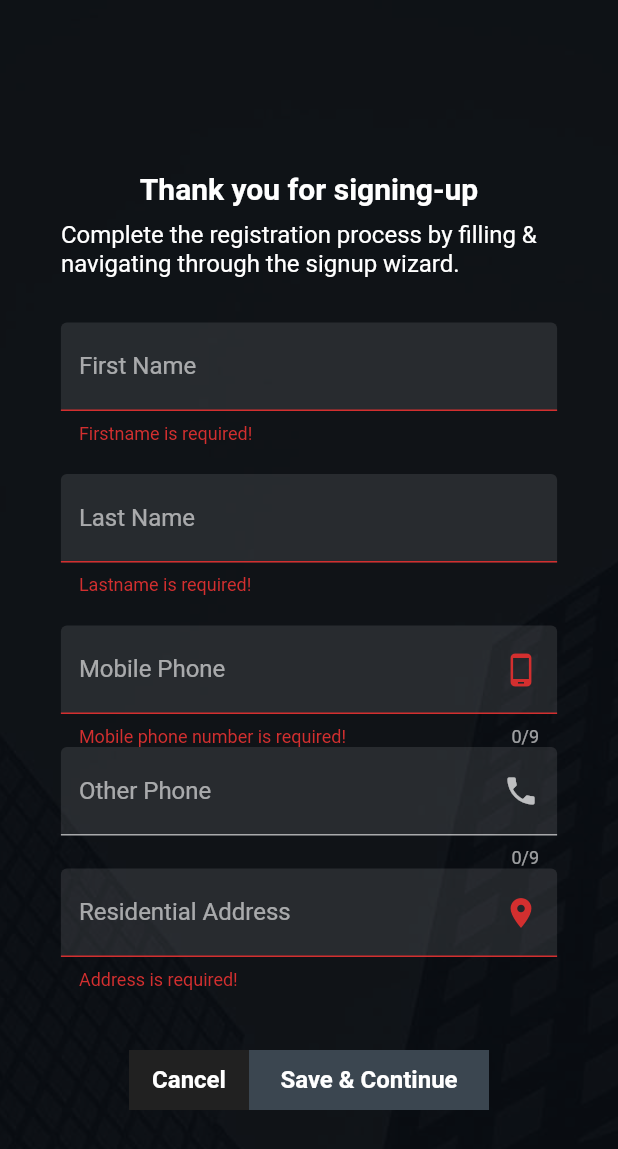
After one commit to chrisoftech/fashion-connect-pro, a Flutter app: the ProfileFormPage screen opened directly, after a tap on "Save & Continue", on a phone screen of 412 x 824 dp. The commit adds this screen. Shown: the top 1149 px of the screen. Run offline on Flutter 3.47's test engine with Material 2 defaults, Android fonts, the phone set to English and light mode, and no system bars; our stand-ins replace bloc, equatable, firebase_auth, flutter_bloc, shared_preferences; accounts and stored records are empty; statements that could not run were skipped.

Commit message:
Passed authMode to auth_bloc state to load profile-form-page on signup, Created & exported profile_form_page & profile_form widget in modules.dart & widgets.dart respectively

```diff
--- a/lib/blocs/auth_bloc.dart
+++ b/lib/blocs/auth_bloc.dart
@@ -5,7 +5,9 @@ import 'package:meta/meta.dart';
 import 'package:bloc/bloc.dart';
 
 // AUTH STATES
-abstract class AuthState extends Equatable {}
+abstract class AuthState extends Equatable {
+  AuthState([List props = const []]) : super(props);
+}
 
 class AuthUninitialized extends AuthState {
   @override
@@ -13,8 +15,12 @@ class AuthUninitialized extends AuthState {
 }
 
 class AuthAuthenticated extends AuthState {
+  final AuthMode authMode;
+
+  AuthAuthenticated({@required this.authMode}) : super([authMode]);
+
   @override
-  String toString() => 'AuthAuthenticated';
+  String toString() => 'AuthAuthenticated { authMode: $authMode }';
 }
 
 class AuthUnauthenticated extends AuthState {
@@ -39,11 +45,14 @@ class AppStarted extends AuthEvent {
 
 class AuthLoggedIn extends AuthEvent {
   final User user;
+  final AuthMode authMode;
 
-  AuthLoggedIn({@required this.user}) : super([user]);
+  AuthLoggedIn({@required this.user, @required this.authMode})
+      : super([user, authMode]);
 
   @override
-  String toString() => 'AuthLoggedIn { uid: ${user.uid}, username: ${user.username} } ';
+  String toString() =>
+      'AuthLoggedIn { uid: ${user.uid}, username: ${user.username}, authMode: $authMode } ';
 }
 
 class AuthLoggedOut extends AuthEvent {
@@ -64,8 +73,8 @@ class AuthBloc extends Bloc<AuthEvent, AuthState> {
     dispatch(AppStarted());
   }
 
-  void onLoggedIn({@required User user}) {
-    dispatch(AuthLoggedIn(user: user));
+  void onLoggedIn({@required User user, @required AuthMode authMode}) {
+    dispatch(AuthLoggedIn(user: user, authMode: authMode));
   }
 
   void onLoggedOut() {
@@ -79,7 +88,7 @@ class AuthBloc extends Bloc<AuthEvent, AuthState> {
       bool isAuthenticated = await authRepository.isAuthenticated();
 
       if (isAuthenticated) {
-        yield AuthAuthenticated();
+        yield AuthAuthenticated(authMode: AuthMode.Login);
       } else {
         yield AuthUnauthenticated();
       }
@@ -88,7 +97,7 @@ class AuthBloc extends Bloc<AuthEvent, AuthState> {
     if (event is AuthLoggedIn) {
       yield AuthLoading();
       await authRepository.persistUser(user: event.user);
-      yield AuthAuthenticated();
+      yield AuthAuthenticated(authMode: event.authMode);
     }
 
     if (event is AuthLoggedOut) {
--- a/lib/blocs/login_bloc.dart
+++ b/lib/blocs/login_bloc.dart
@@ -81,7 +81,6 @@ class LoginBloc extends Bloc<LoginEvent, LoginState> {
   @override
   Stream<LoginState> mapEventToState(
       LoginState currentState, LoginEvent event) async* {
-
     if (event is LoginReset) {
       yield LoginInitial();
     }
@@ -95,7 +94,7 @@ class LoginBloc extends Bloc<LoginEvent, LoginState> {
             password: event.password,
             authMode: event.authMode);
 
-        authBloc.onLoggedIn(user: user);
+        authBloc.onLoggedIn(user: user, authMode: event.authMode);
         yield LoginInitial();
       } catch (e) {
         print('Bloc error ${e.message}');
--- a/lib/main.dart
+++ b/lib/main.dart
@@ -1,5 +1,6 @@
 import 'package:bloc/bloc.dart';
 import 'package:fashion_connect/blocs/blocs.dart';
+import 'package:fashion_connect/models/models.dart';
 import 'package:fashion_connect/modules/modules.dart';
 import 'package:fashion_connect/repositories/repositories.dart';
 import 'package:fashion_connect/utilities/utilities.dart';
@@ -61,7 +62,9 @@ class _MyAppState extends State<MyApp> {
         }
 
         if (state is AuthAuthenticated) {
-          return TimelinePage();
+          return state.authMode == AuthMode.Login
+              ? TimelinePage()
+              : ProfileFormPage();
         }
 
         if (state is AuthUnauthenticated) {
--- a/lib/modules/modules.dart
+++ b/lib/modules/modules.dart
@@ -1,2 +1,4 @@
 export 'auth/auth_page.dart';
+
+export 'user/profile_form_page.dart';
 export 'user/timeline_page.dart';
--- /dev/null
+++ b/lib/modules/user/profile_form_page.dart
@@ -0,0 +1,16 @@
+import 'package:fashion_connect/widgets/widgets.dart';
+import 'package:flutter/material.dart';
+
+class ProfileFormPage extends StatefulWidget {
+  @override
+  _ProfileFormPageState createState() => _ProfileFormPageState();
+}
+
+class _ProfileFormPageState extends State<ProfileFormPage> {
+  @override
+  Widget build(BuildContext context) {
+    return Scaffold(
+      body: ProfileForm(),
+    );
+  }
+}
--- /dev/null
+++ b/lib/widgets/user/profile_form.dart
@@ -0,0 +1,222 @@
+import 'package:fashion_connect/blocs/blocs.dart';
+import 'package:flutter/material.dart';
+import 'package:flutter_bloc/flutter_bloc.dart';
+
+class ProfileForm extends StatefulWidget {
+  @override
+  _ProfileFormState createState() => _ProfileFormState();
+}
+
+class _ProfileFormState extends State<ProfileForm> {
+  AuthBloc _authBloc;
+
+  final Map<String, dynamic> _formData = {
+    'firstname': null,
+    'lastname': null,
+    'mobilePhone': null,
+    'otherPhone': null,
+    'address': null
+  };
+
+  GlobalKey<FormState> _formKey = GlobalKey<FormState>();
+
+  @override
+  void initState() {
+    _authBloc = BlocProvider.of<AuthBloc>(context);
+    super.initState();
+  }
+
+  void _hideKeyPad() {
+    FocusScope.of(context).requestFocus(FocusNode());
+  }
+
+  Widget _buildFirstNameTextField() {
+    return TextFormField(
+      decoration: InputDecoration(
+        filled: true,
+        labelText: 'First Name',
+      ),
+      validator: (String value) {
+        if (value.isEmpty) {
+          return 'Firstname is required!';
+        }
+      },
+      onSaved: (String value) {
+        _formData['firstname'] =
+            '${value[0].toUpperCase()}${value.substring(1)}';
+      },
+    );
+  }
+
+  Widget _buildLastNameTextField() {
+    return TextFormField(
+      decoration: InputDecoration(
+        filled: true,
+        labelText: 'Last Name',
+      ),
+      validator: (String value) {
+        if (value.isEmpty) {
+          return 'Lastname is required!';
+        }
+      },
+      onSaved: (String value) {
+        _formData['lastname'] =
+            '${value[0].toUpperCase()}${value.substring(1)}';
+      },
+    );
+  }
+
+  Widget _buildMobilePhoneTextField() {
+    return TextFormField(
+      keyboardType: TextInputType.phone,
+      maxLength: 9,
+      decoration: InputDecoration(
+          filled: true,
+          labelText: 'Mobile Phone',
+          prefixText: '+233 ',
+          suffixIcon: Icon(Icons.phone_android)),
+      validator: (String value) {
+        if (value.isEmpty) {
+          return 'Mobile phone number is required!';
+        }
+      },
+      onSaved: (String value) {
+        _formData['mobilePhone'] = value;
+      },
+    );
+  }
+
+  Widget _buildOtherPhoneTextField() {
+    return TextFormField(
+      keyboardType: TextInputType.phone,
+      maxLength: 9,
+      decoration: InputDecoration(
+          filled: true,
+          labelText: 'Other Phone',
+          prefixText: '+233 ',
+          suffixIcon: Icon(Icons.local_phone)),
+      onSaved: (String value) {
+        _formData['otherPhone'] = value;
+      },
+    );
+  }
+
+  Widget _buildAddresseTextField() {
+    return TextFormField(
+      decoration: InputDecoration(
+          filled: true,
+          labelText: 'Residential Address',
+          suffixIcon: Icon(Icons.location_on)),
+      validator: (String value) {
+        if (value.isEmpty) {
+          return 'Address is required!';
+        }
+      },
+      onSaved: (String value) {
+        _formData['address'] = '${value[0].toUpperCase()}${value.substring(1)}';
+      },
+    );
+  }
+
+  Widget _buildFormControls({@required BuildContext context}) {
+    return Row(
+      mainAxisAlignment: MainAxisAlignment.center,
+      children: <Widget>[
+        InkWell(
+          onTap: () {
+            _hideKeyPad();
+            _authBloc.onLoggedOut();
+          },
+          child: Container(
+            height: 40.0,
+            width: 80.0,
+            padding: EdgeInsets.symmetric(vertical: 5.0, horizontal: 5.0),
+            color: Theme.of(context).primaryColor,
+            alignment: Alignment.center,
+            child: Text('Cancel',
+                style: TextStyle(fontSize: 16.0, fontWeight: FontWeight.bold)),
+          ),
+        ),
+        InkWell(
+          onTap: () {
+            _submitForm();
+          },
+          child: Container(
+            height: 40.0,
+            width: 160.0,
+            color: Color.fromRGBO(59, 70, 80, 1),
+            alignment: Alignment.center,
+            child: Text('Save & Continue',
+                style: TextStyle(fontSize: 16.0, fontWeight: FontWeight.bold)),
+          ),
+        )
+      ],
+    );
+  }
+
+  void _submitForm() {
+    if (!_formKey.currentState.validate()) {
+      return;
+    }
+    _formKey.currentState.save();
+    print({
+      _formData['firstname'],
+      _formData['lastname'],
+      _formData['mobilePhone'],
+      _formData['otherPhone'],
+      _formData['address']
+    });
+  }
+
+  @override
+  Widget build(BuildContext context) {
+    double _deviceWidth = MediaQuery.of(context).size.width;
+    double _targetWidth = _deviceWidth > 550.0 ? 500.0 : _deviceWidth * .90;
+
+    return Container(
+      decoration: BoxDecoration(
+        image: DecorationImage(
+          image: AssetImage('assets/images/auth_bg.jpg'),
+          fit: BoxFit.cover,
+          colorFilter:
+              ColorFilter.mode(Colors.black.withOpacity(.5), BlendMode.darken),
+        ),
+      ),
+      child: Center(
+        child: SingleChildScrollView(
+          child: Container(
+            padding: EdgeInsets.symmetric(horizontal: 20.0),
+            width: _targetWidth,
+            child: Form(
+              key: _formKey,
+              child: Column(
+                children: <Widget>[
+                  SizedBox(height: 30.0),
+                  Text('Thank you for signing-up',
+                      style: TextStyle(
+                          color: Colors.white,
+                          fontSize: 20.0,
+                          fontWeight: FontWeight.bold)),
+                  SizedBox(height: 10),
+                  Text(
+                      'Complete the registration process by filling & navigating through the signup wizard.',
+                      style: TextStyle(fontSize: 16.0)),
+                  SizedBox(height: 30),
+                  _buildFirstNameTextField(),
+                  SizedBox(height: 20.0),
+                  _buildLastNameTextField(),
+                  SizedBox(height: 20.0),
+                  _buildMobilePhoneTextField(),
+                  _buildOtherPhoneTextField(),
+                  _buildAddresseTextField(),
+                  SizedBox(height: 40),
+                  _buildFormControls(context: context),
+                ],
+              ),
+            ),
+          ),
+        ),
+      ),
+    );
+  }
+}
--- a/lib/widgets/widgets.dart
+++ b/lib/widgets/widgets.dart
@@ -1 +1,3 @@
 export 'auth/auth_form.dart';
+
+export 'user/profile_form.dart';
```
